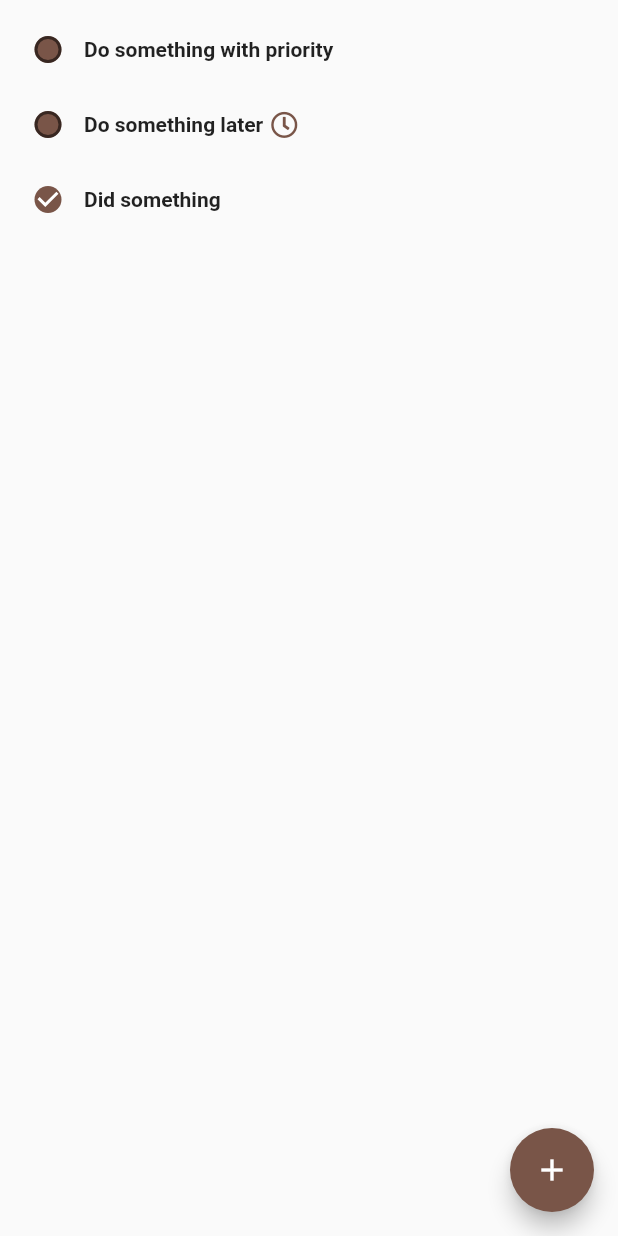
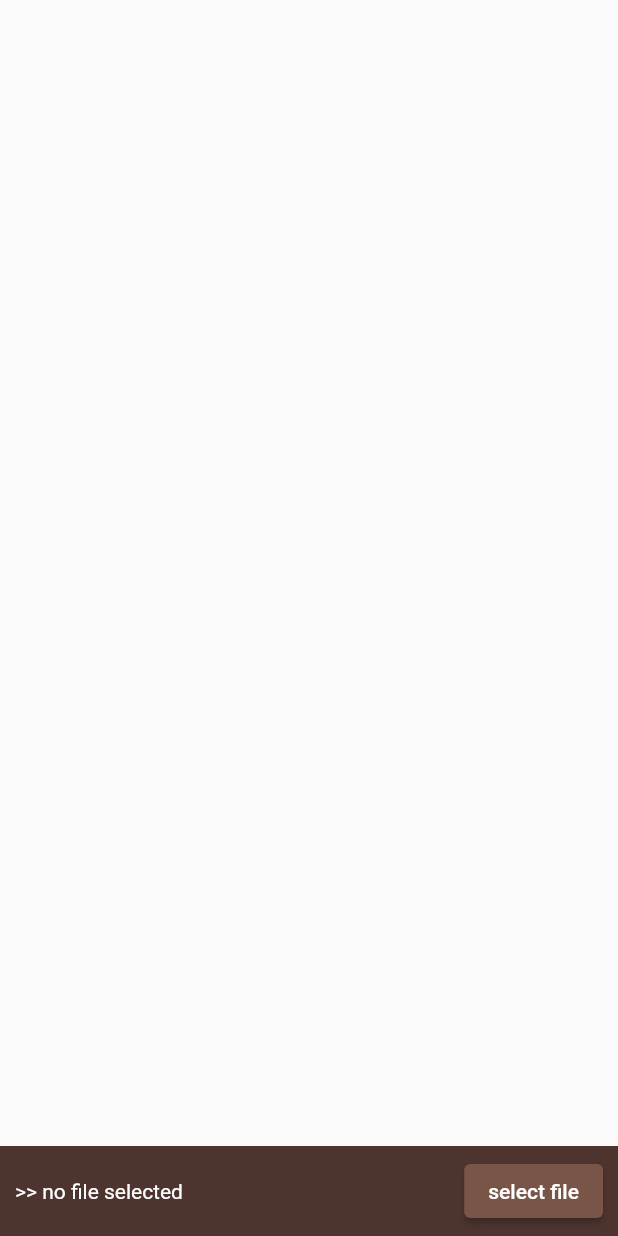
Before and after one commit to ariejan/txdx, a Flutter app: the screen it shows after launch, on a phone screen of 412 x 824 dp. Run offline on Flutter 3.47's test engine with Material 2 defaults, Android fonts, the phone set to English and light mode, and no system bars; our stand-ins replace flutter_riverpod, font_awesome_flutter, jiffy, settings_ui; missing offline and left inert: window_size.

Commit message:
Rework ui a bit for file selection

```diff
--- a/lib/main.dart
+++ b/lib/main.dart
@@ -30,6 +30,7 @@ class TxDxApp extends ConsumerWidget {
   Widget build(BuildContext context, WidgetRef ref) {
     return MaterialApp(
       title: 'TxDx',
+      debugShowCheckedModeBanner: false,
       theme: ThemeData(
         primarySwatch: Colors.brown,
         visualDensity: VisualDensity.adaptivePlatformDensity,
--- a/lib/settings_view_widget.dart
+++ b/lib/settings_view_widget.dart
@@ -1,18 +1,13 @@
 import 'package:flutter/material.dart';
+import 'package:flutter_riverpod/flutter_riverpod.dart';
 import 'package:font_awesome_flutter/font_awesome_flutter.dart';
 import 'package:settings_ui/settings_ui.dart';
 
-class SettingsViewWidget extends StatefulWidget {
+class SettingsViewWidget extends ConsumerWidget {
   const SettingsViewWidget({Key? key}) : super(key: key);
 
   @override
-  State<SettingsViewWidget> createState() => _SettingsViewWidgetState();
-}
-
-class _SettingsViewWidgetState extends State<SettingsViewWidget> {
-
-  @override
-  Widget build(BuildContext context) {
+  Widget build(BuildContext context, WidgetRef ref) {
     return SettingsList(
       sections: [
         SettingsSection(
--- a/lib/txdx_list_view_widget.dart
+++ b/lib/txdx_list_view_widget.dart
@@ -4,11 +4,13 @@ import 'package:flutter_riverpod/flutter_riverpod.dart';
 import 'txdx/txdx.dart';
 import 'txdx_item_widget.dart';
 
+final txdxFilename = Provider<String?>((ref) => null);
+
 final txdxProvider = StateNotifierProvider<TxDxList, List<TxDxItem>>((ref) {
   return TxDxList([
-    TxDxItem.fromText('(A) 2022-01-12 Do something with priority +project @context'),
-    TxDxItem.fromText('(C) 2022-01-12 Do something later +project @context due:2022-12-31'),
-    TxDxItem.fromText('x 2022-01-13 2022-01-10 Did something +project @context pri:B'),
+    // TxDxItem.fromText('(A) 2022-01-12 Do something with priority +project @context'),
+    // TxDxItem.fromText('(C) 2022-01-12 Do something later +project @context due:2022-12-31'),
+    // TxDxItem.fromText('x 2022-01-13 2022-01-10 Did something +project @context pri:B'),
   ]);
 });
 
@@ -23,9 +25,13 @@ class TxDxListViewWidget extends ConsumerWidget {
   @override
   Widget build(BuildContext context, WidgetRef ref) {
     final items = ref.watch(txdxProvider);
+    final filename = ref.watch(txdxFilename);
 
-    return Scaffold(
-      body: ListView(
+    return Material(
+      child: Column(
+        children: [
+          Expanded(
+              child: ListView(
                 padding: const EdgeInsets.all(8),
                 children: [
                   for (var item in items) ...[
@@ -38,10 +44,39 @@ class TxDxListViewWidget extends ConsumerWidget {
                   ],
                 ],
               ),
-      floatingActionButton: FloatingActionButton(
-        onPressed: () => Navigator.pushNamed(context, '/settings'),
-        child: const Icon(Icons.add),
           ),
+          Container(
+            width: double.infinity,
+            padding: const EdgeInsets.fromLTRB(10, 6, 10, 6),
+            color: Colors.brown.shade800,
+            child: Row(
+              mainAxisAlignment: MainAxisAlignment.spaceBetween,
+              children: [
+                SizedBox(
+                  child: Text(
+                      '>> ' + (filename ?? 'no file selected'),
+                      textAlign: TextAlign.left,
+                      style: const TextStyle(
+                        color: Colors.white,
+                      )
+                  ),
+                ),
+
+                SizedBox(
+                  child: ElevatedButton(
+                    onPressed: () => print('clixored'),
+                    child: const Text(
+                        'select file',
+                        style: TextStyle(
+                          color: Colors.white,
+                        )),
+                  ),
+                )
+              ],
+            )
+          )
+        ],
+      )
     );
   }
 }
```
Lines whose indentation alone changed are shown as unchanged.
